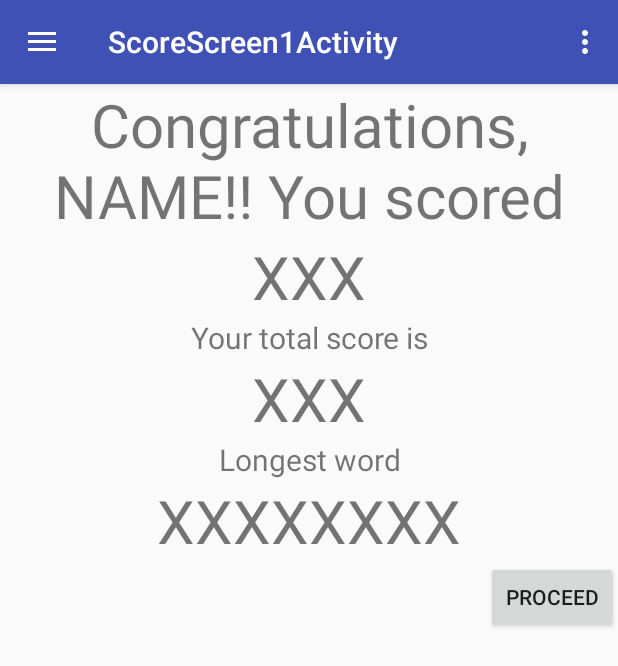
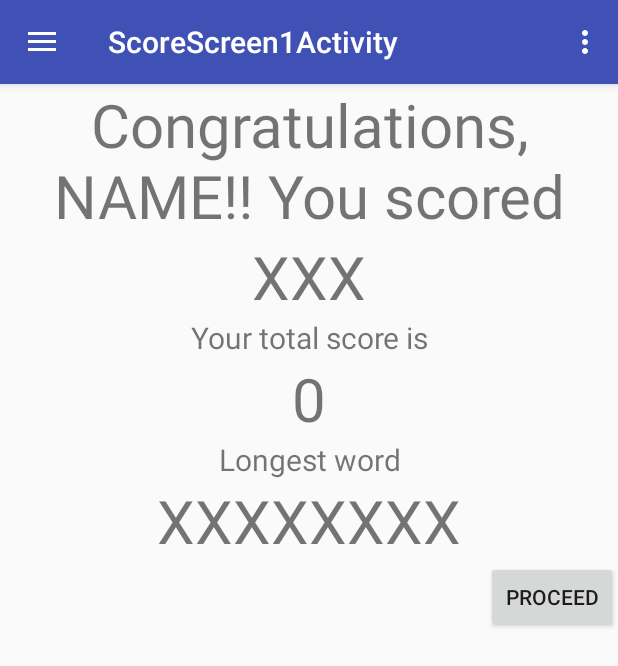
Before and after one commit to seamus91g/WordFox, an Android app: the ScoreScreen1Activity screen opened directly, with no data from a screen before it, on a phone screen of 412 x 824 dp. Shown: the top 666 px of the screen. Run offline under Robolectric (Android 15) with nearby library versions, the phone set to English and light mode, and no system bars; 1 statement that could not run was skipped.

Commit message:
Des. Created a preference in the preference manager for the total score that will be initialised once to zero and from then on, be added to the score from each round. This will give a running total of your score over the 3 rounds

```diff
--- a/app/src/main/java/com/example/seamus/wordfox/ScoreScreen1Activity.java
+++ b/app/src/main/java/com/example/seamus/wordfox/ScoreScreen1Activity.java
@@ -13,6 +13,8 @@ import android.support.v7.widget.Toolbar;
 import android.view.Menu;
 import android.view.MenuItem;
 import android.widget.TextView;
+
+import static com.example.seamus.wordfox.GameActivity.totalScore;
 
 public class ScoreScreen1Activity extends AppCompatActivity
         implements NavigationView.OnNavigationItemSelectedListener {
@@ -40,12 +42,31 @@ public class ScoreScreen1Activity extends AppCompatActivity
 
 
         SharedPreferences preferences = PreferenceManager.getDefaultSharedPreferences(this);
-        String name = preferences.getString("score", "");
-        if(!name.equalsIgnoreCase(""))
+        String score = preferences.getString("score", "");
+        if(!score.equalsIgnoreCase(""))
         {
             TextView scoreScoreScreenTextView = (TextView) findViewById(R.id.scoreScoreScreenTV);
-            scoreScoreScreenTextView.setText(name);
+            scoreScoreScreenTextView.setText(score);
         }
+
+        int totalScore = preferences.getInt("totalScore", -1);
+
+        if(totalScore == -1) {
+//            problem getting the total from the preference manager. Cause an error.
+        }else{
+            totalScore =+ Integer.parseInt(score);
+            SharedPreferences.Editor editor = preferences.edit();
+            editor.putInt("totalScore", totalScore);
+            editor.apply();
+        }
+
+        String totalString = Integer.toString(totalScore);
+        TextView totalScoreScoreScreenTextView = (TextView) findViewById(R.id.totalScoreScoreScreenTV);
+        totalScoreScoreScreenTextView.setText(totalString);
+
+
+
+
 
 
 
```
Also changed, not shown: app/src/main/java/com/example/seamus/wordfox/GameActivity.java (+8 -2 lines).
